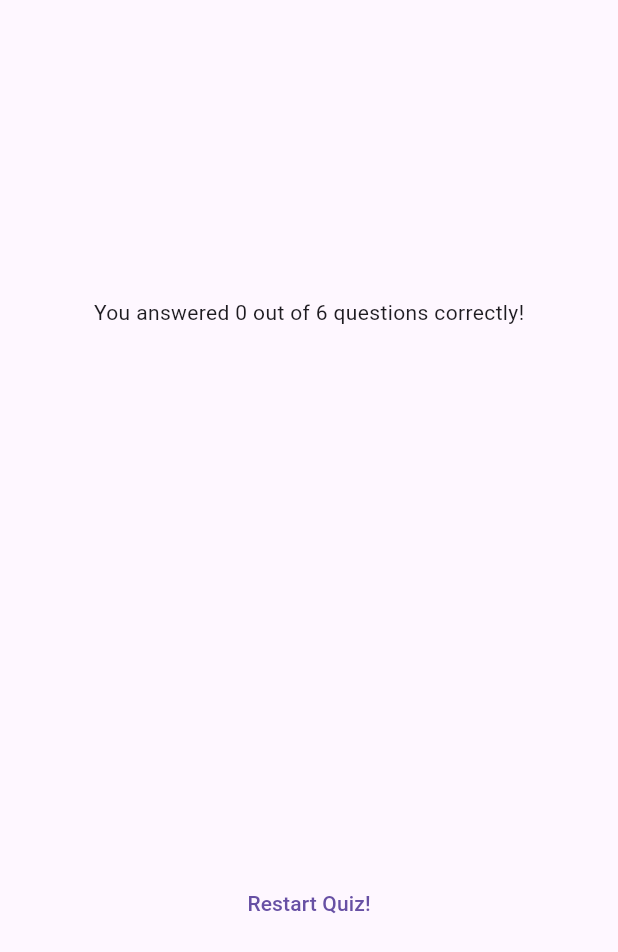
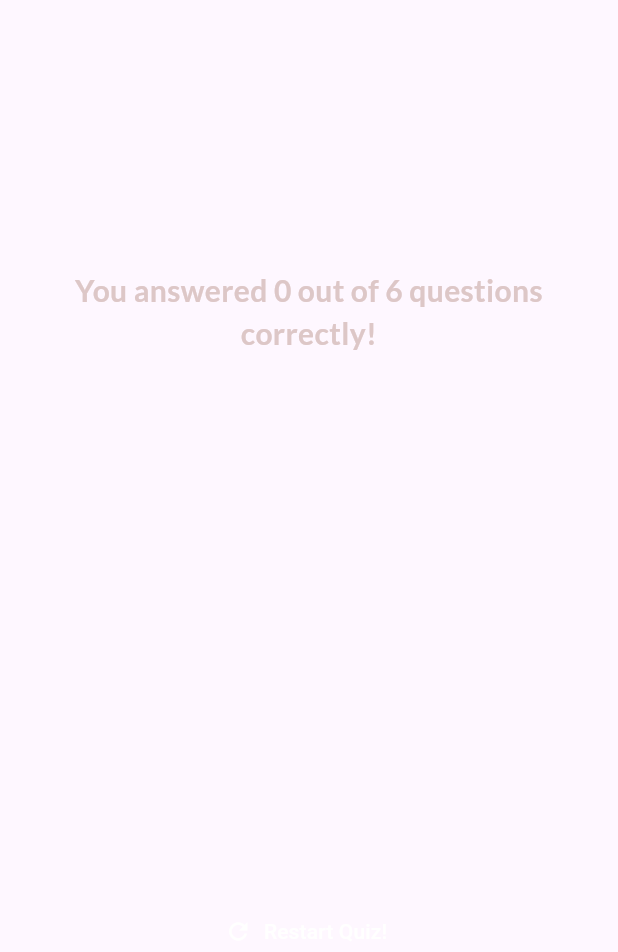
Before and after one commit to s3690691/Quiz-App, a Flutter app: the ResultScreen widget shown alone on an empty page, opened directly with empty values, on a phone screen of 412 x 824 dp. Shown: the top 952 px of the screen. Run offline on Flutter 3.47's test engine with Material 3 defaults, Android fonts, the phone set to English and light mode, and no system bars; our stand-ins replace google_fonts.

Commit message:
Finish app

```diff
--- a/lib/results_screen.dart
+++ b/lib/results_screen.dart
@@ -1,10 +1,16 @@
 import 'package:flutter/material.dart';
+import 'package:google_fonts/google_fonts.dart';
 import 'package:quiz_app/data/questions.dart';
 import 'package:quiz_app/questions_summary.dart';
 
 class ResultScreen extends StatelessWidget {
-  const ResultScreen({super.key, required this.chosenAnswers});
+  const ResultScreen({
+    super.key,
+    required this.chosenAnswers,
+    required this.onRestart,
+  });
 
+  final void Function() onRestart;
   final List<String> chosenAnswers;
 
   List<Map<String, Object>> getSummaryData() {
@@ -38,6 +44,12 @@ class ResultScreen extends StatelessWidget {
           children: [
             Text(
               'You answered $numCorrectQuestions out of $numTotalQuestions questions correctly!',
+              style: GoogleFonts.lato(
+                color: const Color.fromARGB(255, 221, 199, 199),
+                fontSize: 20,
+                fontWeight: FontWeight.bold,
+              ),
+              textAlign: TextAlign.center,
             ),
             const SizedBox(
               height: 30,
@@ -46,7 +58,14 @@ class ResultScreen extends StatelessWidget {
             const SizedBox(
               height: 30,
             ),
-            TextButton(onPressed: () {}, child: const Text('Restart Quiz!'))
+            TextButton.icon(
+              onPressed: onRestart,
+              style: TextButton.styleFrom(
+                foregroundColor: Colors.white,
+              ),
+              icon: const Icon(Icons.refresh),
+              label: const Text('Restart Quiz!'),
+            )
           ],
         ),
       ),
```
Also changed, not shown: lib/questions_summary.dart (+2 -17 lines), lib/questions_summary/question_identifier.dart (+31 -0 lines), lib/questions_summary/questions_summary.dart (+23 -0 lines), lib/questions_summary/summary_item.dart (+60 -0 lines), lib/quiz.dart (+8 -0 lines).
